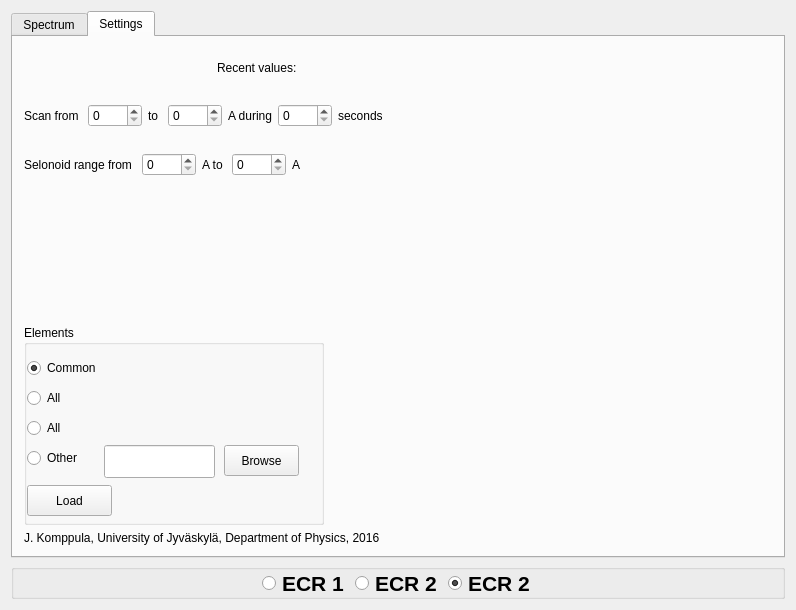
Old version of the form mainwindow.ui in the repository jkomppula/Disc.
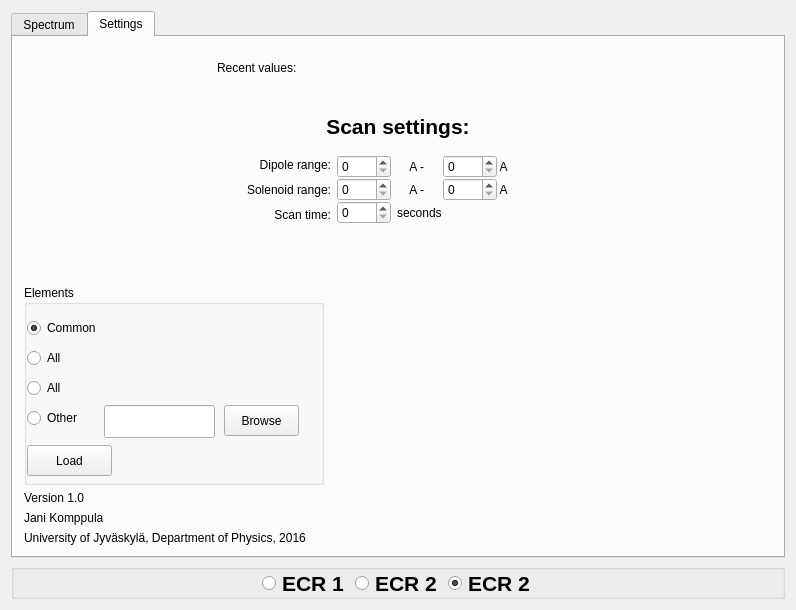
New version of the form. The open tabs and pages were chosen to show the change. Custom widgets are drawn as their Qt base class.

```diff
--- a/mainwindow.ui
+++ b/mainwindow.ui
@@ -2441,9 +2441,51 @@
          </layout>
         </item>
         <item>
-         <layout class="QHBoxLayout" name="horizontalLayout_7">
+         <spacer name="verticalSpacer_4">
+          <property name="orientation">
+           <enum>Qt::Vertical</enum>
+          </property>
+          <property name="sizeType">
+           <enum>QSizePolicy::Preferred</enum>
+          </property>
+          <property name="sizeHint" stdset="0">
+           <size>
+            <width>20</width>
+            <height>30</height>
+           </size>
+          </property>
+         </spacer>
+        </item>
           <item>
-           <spacer name="horizontalSpacer_3">
+         <widget class="QLabel" name="label_12">
+          <property name="font">
+           <font>
+            <pointsize>16</pointsize>
+            <weight>75</weight>
+            <bold>true</bold>
+           </font>
+          </property>
+          <property name="text">
+           <string>Scan settings:</string>
+          </property>
+          <property name="alignment">
+           <set>Qt::AlignCenter</set>
+          </property>
+         </widget>
+        </item>
+        <item>
+         <layout class="QHBoxLayout" name="horizontalLayout_2">
+          <property name="leftMargin">
+           <number>10</number>
+          </property>
+          <property name="topMargin">
+           <number>10</number>
+          </property>
+          <property name="rightMargin">
+           <number>10</number>
+          </property>
+          <item>
+           <spacer name="horizontalSpacer_7">
             <property name="orientation">
              <enum>Qt::Horizontal</enum>
             </property>
@@ -2455,20 +2497,53 @@
             </property>
            </spacer>
           </item>
-         </layout>
-        </item>
         <item>
-         <layout class="QHBoxLayout" name="horizontalLayout_10">
-          <property name="bottomMargin">
-           <number>10</number>
+           <layout class="QVBoxLayout" name="verticalLayout_5">
+            <property name="topMargin">
+             <number>0</number>
           </property>
           <item>
            <widget class="QLabel" name="label_17">
             <property name="text">
-             <string>Scan from </string>
-            </property>
-           </widget>
-          </item>
+               <string>Dipole range:</string>
+              </property>
+              <property name="alignment">
+               <set>Qt::AlignRight|Qt::AlignTrailing|Qt::AlignVCenter</set>
+              </property>
+             </widget>
+            </item>
+            <item>
+             <widget class="QLabel" name="label_7">
+              <property name="text">
+               <string>Solenoid range:</string>
+              </property>
+              <property name="alignment">
+               <set>Qt::AlignRight|Qt::AlignTrailing|Qt::AlignVCenter</set>
+              </property>
+             </widget>
+            </item>
+            <item>
+             <widget class="QLabel" name="label_8">
+              <property name="text">
+               <string>Scan time:</string>
+              </property>
+              <property name="alignment">
+               <set>Qt::AlignRight|Qt::AlignTrailing|Qt::AlignVCenter</set>
+              </property>
+             </widget>
+            </item>
+           </layout>
+          </item>
+          <item>
+           <layout class="QVBoxLayout" name="verticalLayout_9">
+            <property name="spacing">
+             <number>0</number>
+            </property>
+            <item>
+             <layout class="QHBoxLayout" name="horizontalLayout_17">
+              <property name="spacing">
+               <number>0</number>
+              </property>
           <item>
            <widget class="QSpinBox" name="spinBox_ScanFrom">
             <property name="maximum">
@@ -2478,8 +2553,17 @@
           </item>
           <item>
            <widget class="QLabel" name="label_20">
+                <property name="minimumSize">
+                 <size>
+                  <width>25</width>
+                  <height>0</height>
+                 </size>
+                </property>
             <property name="text">
-             <string>to </string>
+                 <string> A - </string>
+                </property>
+                <property name="alignment">
+                 <set>Qt::AlignCenter</set>
             </property>
            </widget>
           </item>
@@ -2491,53 +2575,19 @@
            </widget>
           </item>
           <item>
-           <widget class="QLabel" name="label_22">
-            <property name="text">
-             <string>A during</string>
-            </property>
-           </widget>
-          </item>
-          <item>
-           <widget class="QSpinBox" name="spinBox_ScanTime">
-            <property name="maximum">
-             <number>9999</number>
-            </property>
-           </widget>
-          </item>
-          <item>
-           <widget class="QLabel" name="label_23">
-            <property name="text">
-             <string>seconds</string>
-            </property>
-           </widget>
-          </item>
-          <item>
-           <spacer name="horizontalSpacer_7">
-            <property name="orientation">
-             <enum>Qt::Horizontal</enum>
-            </property>
-            <property name="sizeHint" stdset="0">
-             <size>
-              <width>40</width>
-              <height>20</height>
-             </size>
-            </property>
-           </spacer>
-          </item>
-         </layout>
-        </item>
-        <item>
-         <layout class="QHBoxLayout" name="horizontalLayout_14">
-          <property name="topMargin">
-           <number>10</number>
-          </property>
-          <item>
            <widget class="QLabel" name="label_18">
             <property name="text">
-             <string>Selonoid range from </string>
+                 <string> A</string>
             </property>
            </widget>
           </item>
+             </layout>
+            </item>
+            <item>
+             <layout class="QHBoxLayout" name="horizontalLayout_18">
+              <property name="spacing">
+               <number>0</number>
+              </property>
           <item>
            <widget class="QSpinBox" name="spinBox_SolenoidFrom">
             <property name="maximum">
@@ -2547,8 +2597,17 @@
           </item>
           <item>
            <widget class="QLabel" name="label_24">
+                <property name="minimumSize">
+                 <size>
+                  <width>25</width>
+                  <height>0</height>
+                 </size>
+                </property>
             <property name="text">
-             <string>A to </string>
+                 <string> A - </string>
+                </property>
+                <property name="alignment">
+                 <set>Qt::AlignCenter</set>
             </property>
            </widget>
           </item>
@@ -2562,7 +2621,28 @@
           <item>
            <widget class="QLabel" name="label_25">
             <property name="text">
-             <string>A</string>
+                 <string> A</string>
+                </property>
+               </widget>
+              </item>
+             </layout>
+            </item>
+            <item>
+             <layout class="QHBoxLayout" name="horizontalLayout_19">
+              <property name="topMargin">
+               <number>0</number>
+              </property>
+              <item>
+               <widget class="QSpinBox" name="spinBox_ScanTime">
+                <property name="maximum">
+                 <number>9999</number>
+                </property>
+               </widget>
+              </item>
+              <item>
+               <widget class="QLabel" name="label_23">
+                <property name="text">
+                 <string>seconds</string>
             </property>
            </widget>
           </item>
@@ -2573,6 +2653,23 @@
             </property>
             <property name="sizeHint" stdset="0">
              <size>
+                  <width>20</width>
+                  <height>20</height>
+                 </size>
+                </property>
+               </spacer>
+              </item>
+             </layout>
+            </item>
+           </layout>
+          </item>
+          <item>
+           <spacer name="horizontalSpacer_3">
+            <property name="orientation">
+             <enum>Qt::Horizontal</enum>
+            </property>
+            <property name="sizeHint" stdset="0">
+             <size>
               <width>40</width>
               <height>20</height>
              </size>
@@ -2724,7 +2821,21 @@
         <item>
          <widget class="QLabel" name="label_10">
           <property name="text">
-           <string>J. Komppula, University of Jyväskylä, Department of Physics, 2016</string>
+           <string>Version 1.0</string>
+          </property>
+         </widget>
+        </item>
+        <item>
+         <widget class="QLabel" name="label_13">
+          <property name="text">
+           <string>Jani Komppula</string>
+          </property>
+         </widget>
+        </item>
+        <item>
+         <widget class="QLabel" name="label_14">
+          <property name="text">
+           <string>University of Jyväskylä, Department of Physics, 2016</string>
           </property>
          </widget>
         </item>
```
Lines whose indentation alone changed are shown as unchanged.
